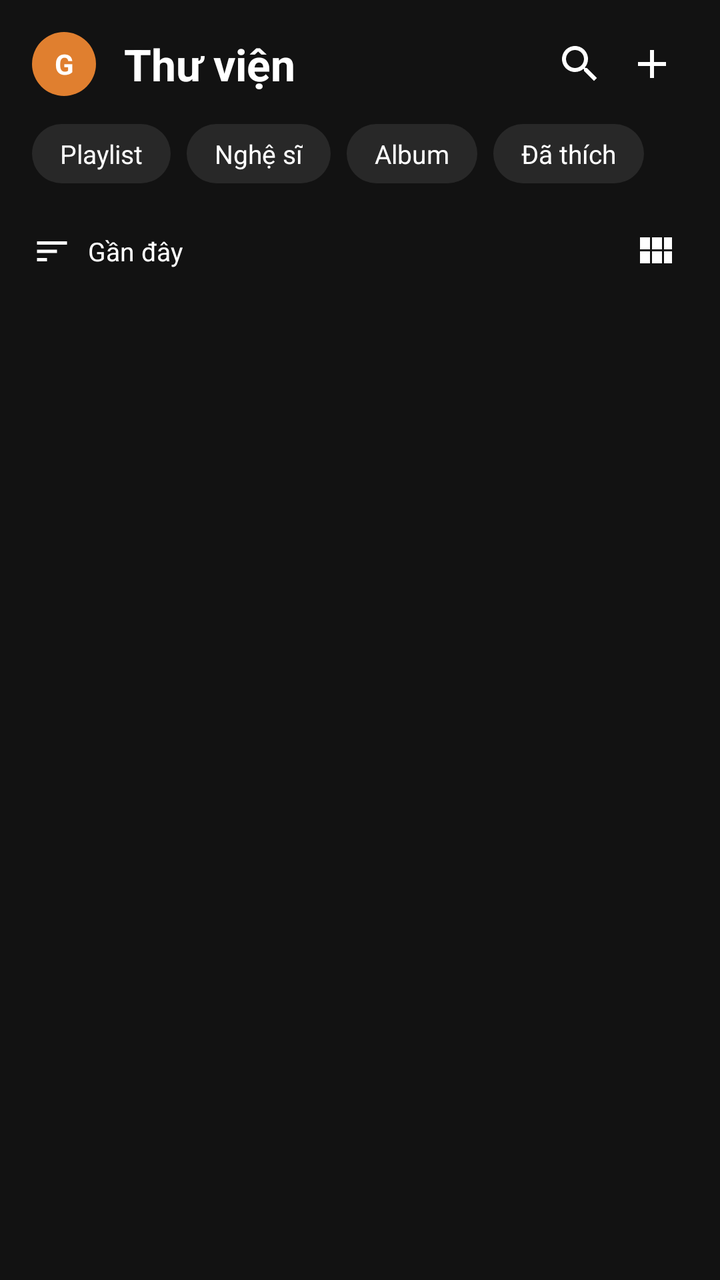
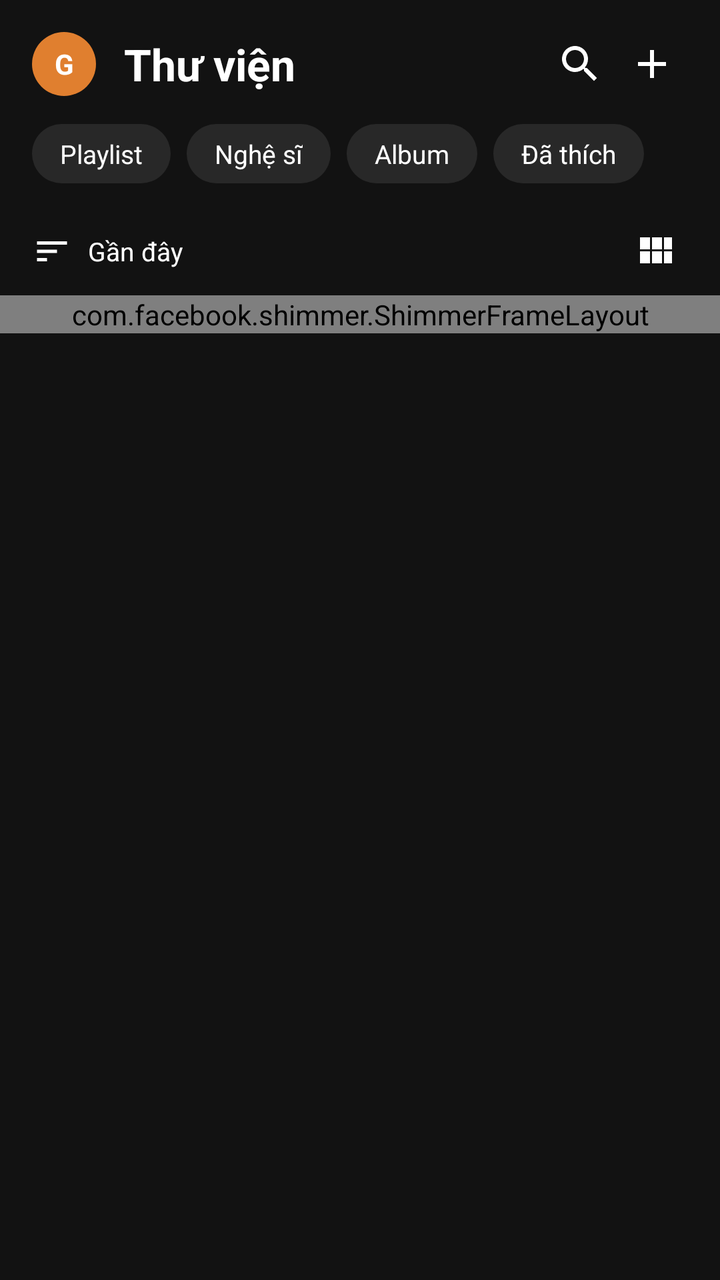

Screens rendered from an Android XML layout before and after an edit, with the pre-edit source and the edit as a unified diff.
<!-- AndroidManifest.xml: application theme Theme.MusicStreamingApp -->
<!-- res/layout/fragment_library.xml -->
<?xml version="1.0" encoding="utf-8"?>
<LinearLayout xmlns:android="http://schemas.android.com/apk/res/android"
    android:layout_width="match_parent"
    android:layout_height="match_parent"
    android:background="@color/bg_primary"
    android:orientation="vertical">

    
    <LinearLayout
        android:layout_width="match_parent"
        android:layout_height="wrap_content"
        android:gravity="center_vertical"
        android:orientation="horizontal"
        android:paddingHorizontal="16dp"
        android:paddingTop="14dp"
        android:paddingBottom="6dp">

        <FrameLayout
            android:id="@+id/lib_avatar_container"
            android:layout_width="32dp"
            android:layout_height="32dp"
            android:background="@drawable/bg_avatar_orange"
            android:clickable="true"
            android:focusable="true"
            android:foreground="?attr/selectableItemBackground">

            <TextView
                android:id="@+id/tv_lib_avatar"
                android:layout_width="match_parent"
                android:layout_height="match_parent"
                android:gravity="center"
                android:text="G"
                android:textColor="@color/accent_white"
                android:textSize="14sp"
                android:textStyle="bold"/>
        </FrameLayout>

        <TextView
            android:layout_width="0dp"
            android:layout_height="wrap_content"
            android:layout_marginStart="14dp"
            android:layout_weight="1"
            android:text="@string/library_title"
            android:textColor="@color/accent_white"
            android:textSize="22sp"
            android:textStyle="bold"/>

        <ImageButton
            android:layout_width="36dp"
            android:layout_height="36dp"
            android:background="?attr/selectableItemBackgroundBorderless"
            android:src="@drawable/ic_search"
            android:tint="@color/accent_white"/>

        <ImageButton
            android:layout_width="36dp"
            android:layout_height="36dp"
            android:background="?attr/selectableItemBackgroundBorderless"
            android:src="@drawable/ic_add"
            android:tint="@color/accent_white"/>
    </LinearLayout>

    
    <HorizontalScrollView
        android:layout_width="match_parent"
        android:layout_height="wrap_content"
        android:paddingHorizontal="16dp"
        android:paddingTop="6dp"
        android:paddingBottom="12dp"
        android:scrollbars="none">

        <LinearLayout
            android:layout_width="wrap_content"
            android:layout_height="wrap_content"
            android:orientation="horizontal">

            <TextView
                android:id="@+id/lib_chip_playlist"
                android:layout_width="wrap_content"
                android:layout_height="wrap_content"
                android:background="@drawable/bg_chip_selector"
                android:paddingHorizontal="14dp"
                android:paddingVertical="6dp"
                android:text="@string/filter_playlist"
                android:textColor="@color/chip_text_selector"
                android:textSize="13sp"/>

            <TextView
                android:id="@+id/lib_chip_artist"
                android:layout_width="wrap_content"
                android:layout_height="wrap_content"
                android:layout_marginStart="8dp"
                android:background="@drawable/bg_chip_selector"
                android:paddingHorizontal="14dp"
                android:paddingVertical="6dp"
                android:text="@string/filter_artist"
                android:textColor="@color/chip_text_selector"
                android:textSize="13sp"/>

            <TextView
                android:id="@+id/lib_chip_album"
                android:layout_width="wrap_content"
                android:layout_height="wrap_content"
                android:layout_marginStart="8dp"
                android:background="@drawable/bg_chip_selector"
                android:paddingHorizontal="14dp"
                android:paddingVertical="6dp"
                android:text="@string/filter_album"
                android:textColor="@color/chip_text_selector"
                android:textSize="13sp"/>

            <TextView
                android:id="@+id/lib_chip_liked"
                android:layout_width="wrap_content"
                android:layout_height="wrap_content"
                android:layout_marginStart="8dp"
                android:background="@drawable/bg_chip_selector"
                android:paddingHorizontal="14dp"
                android:paddingVertical="6dp"
                android:text="@string/filter_liked"
                android:textColor="@color/chip_text_selector"
                android:textSize="13sp"/>
        </LinearLayout>
    </HorizontalScrollView>

    
    <LinearLayout
        android:layout_width="match_parent"
        android:layout_height="wrap_content"
        android:gravity="center_vertical"
        android:orientation="horizontal"
        android:paddingHorizontal="16dp"
        android:paddingVertical="6dp">

        <ImageView
            android:layout_width="20dp"
            android:layout_height="20dp"
            android:src="@drawable/ic_sort"
            android:tint="@color/accent_white"/>

        <TextView
            android:layout_width="0dp"
            android:layout_height="wrap_content"
            android:layout_marginStart="8dp"
            android:layout_weight="1"
            android:text="@string/sort_recent"
            android:textColor="@color/accent_white"
            android:textSize="13sp"/>

        <ImageButton
            android:layout_width="32dp"
            android:layout_height="32dp"
            android:background="?attr/selectableItemBackgroundBorderless"
            android:src="@drawable/ic_grid"
            android:tint="@color/accent_white"/>
    </LinearLayout>

    <androidx.recyclerview.widget.RecyclerView
        android:id="@+id/rv_library"
        android:layout_width="match_parent"
        android:layout_height="0dp"
        android:layout_weight="1"
        android:clipToPadding="false"
        android:paddingHorizontal="16dp"
        android:paddingBottom="12dp"/>
</LinearLayout>
<!-- resources referenced by this layout -->
<resources>
  <color name="accent_white">#FFFFFF</color>
  <color name="bg_primary">#121212</color>
  <!-- drawable bg_avatar_orange (drawable) -->
  <shape xmlns:android="http://schemas.android.com/apk/res/android"
      android:shape="oval">
      <solid android:color="#E07F2F"/>
  </shape>
  <!-- drawable bg_chip_selector (drawable) -->
  <selector xmlns:android="http://schemas.android.com/apk/res/android">
      <item android:state_selected="true" android:drawable="@drawable/bg_chip_active"/>
      <item android:drawable="@drawable/bg_chip_idle"/>
  </selector>
  <!-- drawable ic_add (drawable) -->
  <vector xmlns:android="http://schemas.android.com/apk/res/android"
      android:width="24dp"
      android:height="24dp"
      android:viewportWidth="24"
      android:viewportHeight="24">
      <path android:fillColor="#FFFFFF"
          android:pathData="M19,13h-6v6h-2v-6H5v-2h6V5h2v6h6v2z"/>
  </vector>
  <!-- drawable ic_grid (drawable) -->
  <vector xmlns:android="http://schemas.android.com/apk/res/android"
      android:width="24dp"
      android:height="24dp"
      android:viewportWidth="24"
      android:viewportHeight="24">
      <path android:fillColor="#FFFFFF"
          android:pathData="M4,11h5L9,5L4,5v6zM4,18h5v-6L4,12v6zM10,18h5v-6h-5v6zM16,18h4v-6h-4v6zM10,11h5L15,5h-5v6zM16,5v6h4L20,5h-4z"/>
  </vector>
  <!-- drawable ic_search (drawable) -->
  <vector xmlns:android="http://schemas.android.com/apk/res/android"
      android:width="24dp"
      android:height="24dp"
      android:viewportWidth="24"
      android:viewportHeight="24">
      <path android:fillColor="#FFFFFF"
          android:pathData="M15.5,14h-0.79l-0.28,-0.27C15.41,12.59 16,11.11 16,9.5 16,5.91 13.09,3 9.5,3S3,5.91 3,9.5 5.91,16 9.5,16c1.61,0 3.09,-0.59 4.23,-1.57l0.27,0.28v0.79l5,4.99L20.49,19l-4.99,-5zm-6,0C7.01,14 5,11.99 5,9.5S7.01,5 9.5,5 14,7.01 14,9.5 11.99,14 9.5,14z"/>
  </vector>
  <!-- drawable ic_sort (drawable) -->
  <vector xmlns:android="http://schemas.android.com/apk/res/android"
      android:width="24dp"
      android:height="24dp"
      android:viewportWidth="24"
      android:viewportHeight="24">
      <path android:fillColor="#FFFFFF"
          android:pathData="M3,18h6v-2L3,16v2zM3,6v2h18L21,6L3,6zM3,13h12v-2L3,11v2z"/>
  </vector>
  <string name="filter_album">Album</string>
  <string name="filter_artist">Nghệ sĩ</string>
  <string name="filter_liked">Đã thích</string>
  <string name="filter_playlist">Playlist</string>
  <string name="library_title">Thư viện</string>
  <string name="sort_recent">Gần đây</string>
  <!-- drawable bg_chip_active (drawable) -->
  <shape xmlns:android="http://schemas.android.com/apk/res/android"
      android:shape="rectangle">
      <solid android:color="@color/spotify_green"/>
      <corners android:radius="50dp"/>
  </shape>
  <!-- drawable bg_chip_idle (drawable) -->
  <shape xmlns:android="http://schemas.android.com/apk/res/android"
      android:shape="rectangle">
      <solid android:color="@color/spotify_surface"/>
      <corners android:radius="50dp"/>
  </shape>
  <color name="spotify_green">#1DB954</color>
  <color name="spotify_black">#121212</color>
  <color name="spotify_dark">#191414</color>
  <color name="spotify_white">#FFFFFF</color>
  <color name="spotify_gray">#B3B3B3</color>
  <style name="BottomNavStyle" parent="Widget.MaterialComponents.BottomNavigationView">
          <item name="android:background">@color/spotify_dark</item>
          <item name="itemIconTint">@color/bottom_nav_tint</item>
          <item name="itemTextColor">@color/bottom_nav_tint</item>
          <item name="elevation">8dp</item>
      </style>
  <color name="spotify_surface">#282828</color>
  <!-- unchanged entries left out for length: 1 -->
</resources>

<!-- the commit's change to res/layout/fragment_library.xml (unified diff, before → after) -->
@@ -155,12 +155,78 @@
             android:tint="@color/accent_white"/>
     </LinearLayout>
 
-    <androidx.recyclerview.widget.RecyclerView
-        android:id="@+id/rv_library"
+    <FrameLayout
         android:layout_width="match_parent"
         android:layout_height="0dp"
+        android:layout_weight="1">
+
+        <androidx.recyclerview.widget.RecyclerView
+            android:id="@+id/rv_library"
+            android:layout_width="match_parent"
+            android:layout_height="match_parent"
+            android:clipToPadding="false"
+            android:paddingHorizontal="16dp"
+            android:paddingBottom="12dp"/>
+
+        <include
+            android:id="@+id/shimmer_library"
+            layout="@layout/layout_shimmer_track_list"/>
+    </FrameLayout>
+</LinearLayout>
+<!-- res/layout/layout_shimmer_track_list.xml (included above) -->
+<?xml version="1.0" encoding="utf-8"?>
+<com.facebook.shimmer.ShimmerFrameLayout
+    xmlns:android="http://schemas.android.com/apk/res/android"
+    android:layout_width="match_parent"
+    android:layout_height="wrap_content"
+    android:background="@color/bg_primary">
+
+    <LinearLayout
+        android:layout_width="match_parent"
+        android:layout_height="wrap_content"
+        android:orientation="vertical"
+        android:paddingHorizontal="16dp"
+        android:paddingTop="6dp">
+
+        <include layout="@layout/layout_shimmer_track_row"/>
+        <include layout="@layout/layout_shimmer_track_row"/>
+        <include layout="@layout/layout_shimmer_track_row"/>
+        <include layout="@layout/layout_shimmer_track_row"/>
+        <include layout="@layout/layout_shimmer_track_row"/>
+        <include layout="@layout/layout_shimmer_track_row"/>
+        <include layout="@layout/layout_shimmer_track_row"/>
+    </LinearLayout>
+</com.facebook.shimmer.ShimmerFrameLayout>
+<!-- res/layout/layout_shimmer_track_row.xml (included above) -->
+<?xml version="1.0" encoding="utf-8"?>
+<LinearLayout xmlns:android="http://schemas.android.com/apk/res/android"
+    android:layout_width="match_parent"
+    android:layout_height="wrap_content"
+    android:gravity="center_vertical"
+    android:orientation="horizontal"
+    android:paddingVertical="8dp">
+
+    <View
+        android:layout_width="48dp"
+        android:layout_height="48dp"
+        android:background="@drawable/bg_shimmer_box"/>
+
+    <LinearLayout
+        android:layout_width="0dp"
+        android:layout_height="wrap_content"
+        android:layout_marginStart="12dp"
         android:layout_weight="1"
-        android:clipToPadding="false"
-        android:paddingHorizontal="16dp"
-        android:paddingBottom="12dp"/>
+        android:orientation="vertical">
+
+        <View
+            android:layout_width="160dp"
+            android:layout_height="12dp"
+            android:layout_marginBottom="6dp"
+            android:background="@drawable/bg_shimmer_box"/>
+
+        <View
+            android:layout_width="100dp"
+            android:layout_height="10dp"
+            android:background="@drawable/bg_shimmer_box"/>
+    </LinearLayout>
 </LinearLayout>
<!-- resource entries referenced after the edit -->
@@ -12,6 +12,13 @@
       <item android:state_selected="true" android:drawable="@drawable/bg_chip_active"/>
       <item android:drawable="@drawable/bg_chip_idle"/>
   </selector>
+  <!-- drawable bg_shimmer_box (drawable) -->
+  <?xml version="1.0" encoding="utf-8"?>
+  <shape xmlns:android="http://schemas.android.com/apk/res/android"
+      android:shape="rectangle">
+      <solid android:color="@color/spotify_elevated"/>
+      <corners android:radius="4dp"/>
+  </shape>
   <!-- drawable ic_add (drawable) -->
   <vector xmlns:android="http://schemas.android.com/apk/res/android"
       android:width="24dp"
@@ -66,6 +73,7 @@
       <solid android:color="@color/spotify_surface"/>
       <corners android:radius="50dp"/>
   </shape>
+  <color name="spotify_elevated">#3E3E3E</color>
   <color name="spotify_green">#1DB954</color>
   <color name="spotify_black">#121212</color>
   <color name="spotify_dark">#191414</color>
